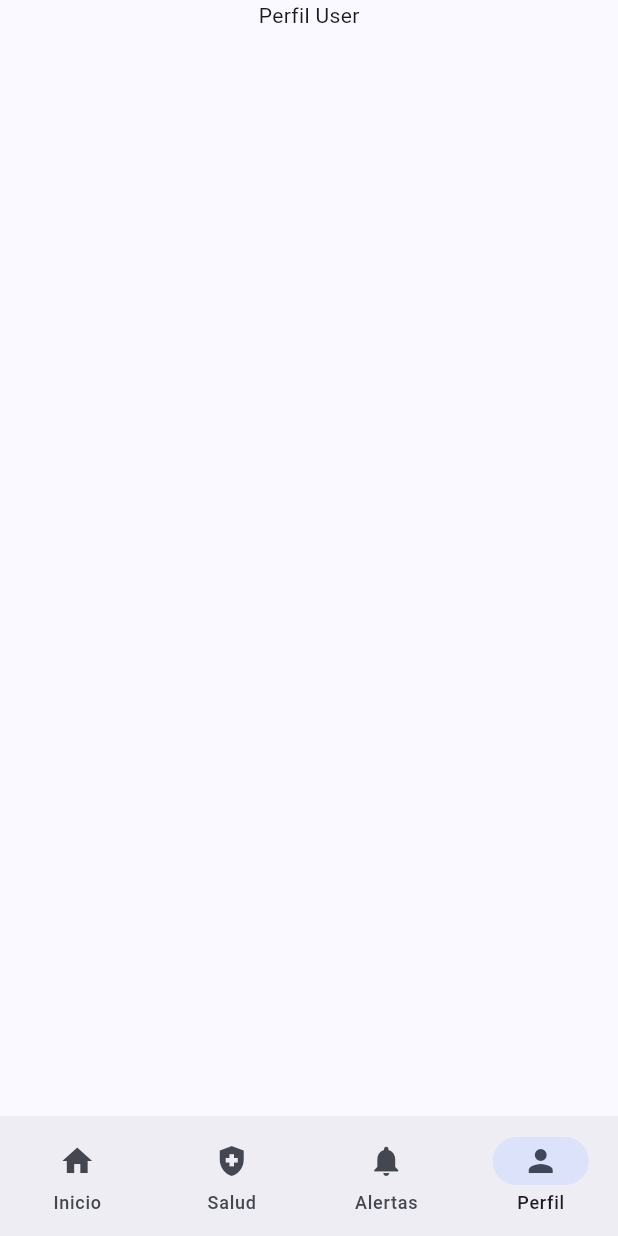
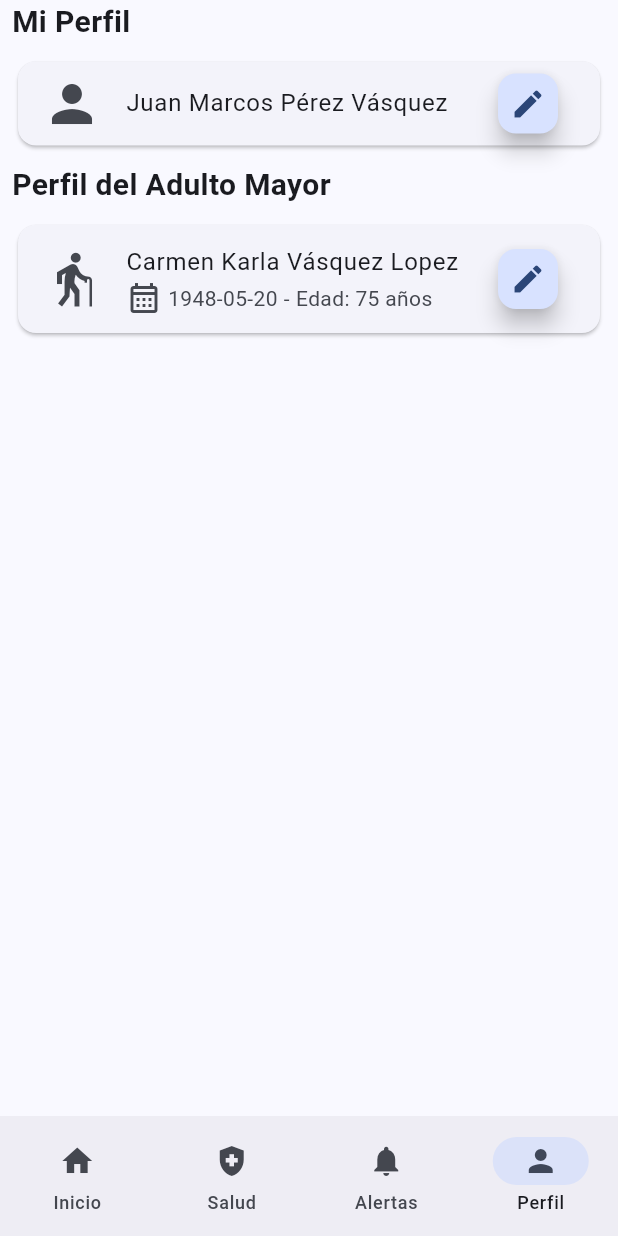
Before and after one commit to Oswaldo-Alberto-Cabrejos-Ronceros/apucha-watch-frontend-flutter, a Flutter app: the screen it shows after launch, item 4 of the bottom bar chosen, on a phone screen of 412 x 824 dp. Run offline on Flutter 3.47's test engine with Material 3 defaults, Android fonts, the phone set to English and light mode, and no system bars.

Commit message:
feat: Desarrollo de SeniorCitizenPefilCard

```diff
--- a/lib/screens/perfil_user/perfil_user_screen.dart
+++ b/lib/screens/perfil_user/perfil_user_screen.dart
@@ -1,3 +1,5 @@
+import 'package:apucha_watch_movil/screens/perfil_user/widgets/carer_perfil_card.dart';
+import 'package:apucha_watch_movil/screens/perfil_user/widgets/senior_citizen_perfil_card.dart';
 import 'package:flutter/material.dart';
 
 class PerfilUserScreen extends StatelessWidget {
@@ -5,6 +7,26 @@ class PerfilUserScreen extends StatelessWidget {
 
   @override
   Widget build(BuildContext context) {
-    return const Center(child: Text('Perfil User'),);
+    return Column(
+      crossAxisAlignment: CrossAxisAlignment.start,
+      spacing: 8,
+      children: [
+        Text(
+          'Mi Perfil',
+          style: TextStyle(fontSize: 20, fontWeight: FontWeight.bold),
+        ),
+        CarerPerfilCard(names: 'Juan Marcos', lastnames: 'Pérez Vásquez'),
+        Text(
+          'Perfil del Adulto Mayor',
+          style: TextStyle(fontSize: 20, fontWeight: FontWeight.bold),
+        ),
+        SeniorCitizenPerfilCard(
+          names: 'Carmen Karla',
+          lastnames: 'Vásquez Lopez',
+          age: 75,
+          birthDate: DateTime(1948, 5, 20),
+        ),
+      ],
+    );
   }
 }
--- /dev/null
+++ b/lib/screens/perfil_user/widgets/carer_perfil_card.dart
@@ -0,0 +1,28 @@
+import 'package:flutter/material.dart';
+
+class CarerPerfilCard extends StatelessWidget {
+  const CarerPerfilCard({
+    super.key,
+    required this.names,
+    required this.lastnames,
+  });
+  final String names;
+  final String lastnames;
+
+  @override
+  Widget build(BuildContext context) {
+    return SizedBox(
+      width: double.infinity,
+      child: Card(
+        child: ListTile(
+          leading: Icon(Icons.person, size: 40),
+          title: Text('$names $lastnames'),
+          trailing: FloatingActionButton.small(
+            onPressed: () {},
+            child: Icon(Icons.edit),
+          ),
+        ),
+      ),
+    );
+  }
+}
--- /dev/null
+++ b/lib/screens/perfil_user/widgets/senior_citizen_perfil_card.dart
@@ -0,0 +1,41 @@
+import 'package:flutter/material.dart';
+
+class SeniorCitizenPerfilCard extends StatelessWidget {
+  const SeniorCitizenPerfilCard({
+    super.key,
+    required this.names,
+    required this.lastnames,
+    required this.age,
+    required this.birthDate,
+  });
+  final String names;
+  final String lastnames;
+  final int age;
+  final DateTime birthDate;
+
+  @override
+  Widget build(BuildContext context) {
+    return SizedBox(
+      width: double.infinity,
+      child: Card(
+        child: ListTile(
+          leading: Icon(Icons.elderly, size: 40),
+          title: Text('$names $lastnames'),
+          subtitle: Row(
+            spacing: 4,
+            children: [
+              Icon(Icons.calendar_month_outlined),
+              Text(birthDate.toString().split(' ')[0]),
+              Text('-'),
+              Text('Edad: $age años'),
+            ],
+          ),
+          trailing: FloatingActionButton.small(
+            onPressed: () {},
+            child: Icon(Icons.edit),
+          ),
+        ),
+      ),
+    );
+  }
+}
```
